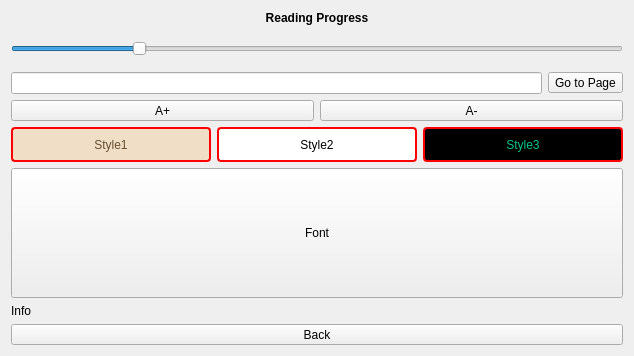
Above: src/Reader/ReaderSet.ui from ic005k/Knot-Legacy before the change. Below: the same form after it.
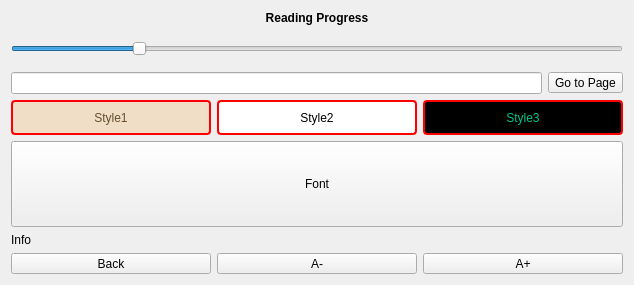
That is the form after the change. Icons and pictures are not drawn.

Commit message: New features have been added to the reader.

The edit to the form file:
```diff
--- a/src/Reader/ReaderSet.ui
+++ b/src/Reader/ReaderSet.ui
@@ -7,7 +7,7 @@
     <x>0</x>
     <y>0</y>
     <width>634</width>
-    <height>356</height>
+    <height>285</height>
    </rect>
   </property>
   <property name="windowTitle">
@@ -118,86 +118,6 @@
      </item>
     </layout>
    </item>
-   <item>
-    <layout class="QHBoxLayout" name="horizontalLayout_2">
-     <item>
-      <widget class="QToolButton" name="btnFontPlus">
-       <property name="sizePolicy">
-        <sizepolicy hsizetype="Preferred" vsizetype="Fixed">
-         <horstretch>0</horstretch>
-         <verstretch>0</verstretch>
-        </sizepolicy>
-       </property>
-       <property name="minimumSize">
-        <size>
-         <width>0</width>
-         <height>0</height>
-        </size>
-       </property>
-       <property name="maximumSize">
-        <size>
-         <width>16777215</width>
-         <height>16777215</height>
-        </size>
-       </property>
-       <property name="text">
-        <string>A+</string>
-       </property>
-       <property name="icon">
-        <iconset resource="../../res.qrc">
-         <normaloff>:/res/a1.png</normaloff>:/res/a1.png</iconset>
-       </property>
-       <property name="iconSize">
-        <size>
-         <width>28</width>
-         <height>28</height>
-        </size>
-       </property>
-       <property name="toolButtonStyle">
-        <enum>Qt::ToolButtonIconOnly</enum>
-       </property>
-      </widget>
-     </item>
-     <item>
-      <widget class="QToolButton" name="btnFontLess">
-       <property name="sizePolicy">
-        <sizepolicy hsizetype="Preferred" vsizetype="Fixed">
-         <horstretch>0</horstretch>
-         <verstretch>0</verstretch>
-        </sizepolicy>
-       </property>
-       <property name="minimumSize">
-        <size>
-         <width>0</width>
-         <height>0</height>
-        </size>
-       </property>
-       <property name="maximumSize">
-        <size>
-         <width>16777215</width>
-         <height>16777215</height>
-        </size>
-       </property>
-       <property name="text">
-        <string>A-</string>
-       </property>
-       <property name="icon">
-        <iconset resource="../../res.qrc">
-         <normaloff>:/res/a2.png</normaloff>:/res/a2.png</iconset>
-       </property>
-       <property name="iconSize">
-        <size>
-         <width>28</width>
-         <height>28</height>
-        </size>
-       </property>
-       <property name="toolButtonStyle">
-        <enum>Qt::ToolButtonIconOnly</enum>
-       </property>
-      </widget>
-     </item>
-    </layout>
-   </item>
    <item>
     <layout class="QHBoxLayout" name="horizontalLayout">
      <item>
@@ -323,17 +243,97 @@
     </widget>
    </item>
    <item>
-    <widget class="QToolButton" name="btnBack">
-     <property name="sizePolicy">
-      <sizepolicy hsizetype="Preferred" vsizetype="Fixed">
-       <horstretch>0</horstretch>
-       <verstretch>0</verstretch>
-      </sizepolicy>
-     </property>
-     <property name="text">
-      <string>Back</string>
-     </property>
-    </widget>
+    <layout class="QHBoxLayout" name="horizontalLayout_2">
+     <item>
+      <widget class="QToolButton" name="btnBack">
+       <property name="sizePolicy">
+        <sizepolicy hsizetype="Preferred" vsizetype="Fixed">
+         <horstretch>0</horstretch>
+         <verstretch>0</verstretch>
+        </sizepolicy>
+       </property>
+       <property name="text">
+        <string>Back</string>
+       </property>
+      </widget>
+     </item>
+     <item>
+      <widget class="QToolButton" name="btnFontLess">
+       <property name="sizePolicy">
+        <sizepolicy hsizetype="Preferred" vsizetype="Fixed">
+         <horstretch>0</horstretch>
+         <verstretch>0</verstretch>
+        </sizepolicy>
+       </property>
+       <property name="minimumSize">
+        <size>
+         <width>0</width>
+         <height>0</height>
+        </size>
+       </property>
+       <property name="maximumSize">
+        <size>
+         <width>16777215</width>
+         <height>16777215</height>
+        </size>
+       </property>
+       <property name="text">
+        <string>A-</string>
+       </property>
+       <property name="icon">
+        <iconset resource="../../res.qrc">
+         <normaloff>:/res/a2.png</normaloff>:/res/a2.png</iconset>
+       </property>
+       <property name="iconSize">
+        <size>
+         <width>28</width>
+         <height>28</height>
+        </size>
+       </property>
+       <property name="toolButtonStyle">
+        <enum>Qt::ToolButtonIconOnly</enum>
+       </property>
+      </widget>
+     </item>
+     <item>
+      <widget class="QToolButton" name="btnFontPlus">
+       <property name="sizePolicy">
+        <sizepolicy hsizetype="Preferred" vsizetype="Fixed">
+         <horstretch>0</horstretch>
+         <verstretch>0</verstretch>
+        </sizepolicy>
+       </property>
+       <property name="minimumSize">
+        <size>
+         <width>0</width>
+         <height>0</height>
+        </size>
+       </property>
+       <property name="maximumSize">
+        <size>
+         <width>16777215</width>
+         <height>16777215</height>
+        </size>
+       </property>
+       <property name="text">
+        <string>A+</string>
+       </property>
+       <property name="icon">
+        <iconset resource="../../res.qrc">
+         <normaloff>:/res/a1.png</normaloff>:/res/a1.png</iconset>
+       </property>
+       <property name="iconSize">
+        <size>
+         <width>28</width>
+         <height>28</height>
+        </size>
+       </property>
+       <property name="toolButtonStyle">
+        <enum>Qt::ToolButtonIconOnly</enum>
+       </property>
+      </widget>
+     </item>
+    </layout>
    </item>
   </layout>
  </widget>
```
The commit also changes 5 other files.
